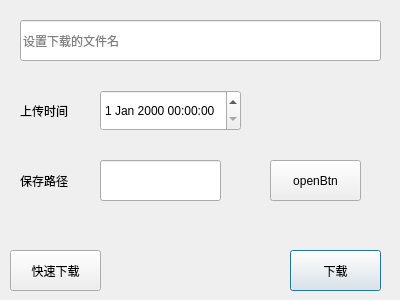
3548848289/SmartDesk, file FileBackup/ui/FileRestoreWid.ui: the form before one commit.
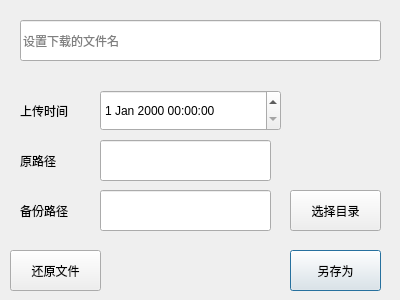
The form after the commit.

Commit message: 优化文件备份功能，还需完善

```diff
--- a/FileBackup/ui/FileRestoreWid.ui
+++ b/FileBackup/ui/FileRestoreWid.ui
@@ -18,7 +18,7 @@
     <rect>
      <x>100</x>
      <y>90</y>
-     <width>141</width>
+     <width>181</width>
      <height>41</height>
     </rect>
    </property>
@@ -46,7 +46,7 @@
     </rect>
    </property>
    <property name="text">
-    <string>下载</string>
+    <string>另存为</string>
    </property>
   </widget>
   <widget class="QLabel" name="label">
@@ -72,44 +72,67 @@
     </rect>
    </property>
    <property name="text">
-    <string>快速下载</string>
+    <string>还原文件</string>
    </property>
   </widget>
   <widget class="QLineEdit" name="lineEdit_2">
    <property name="geometry">
     <rect>
      <x>100</x>
-     <y>160</y>
-     <width>121</width>
+     <y>190</y>
+     <width>171</width>
      <height>41</height>
     </rect>
    </property>
   </widget>
+  <widget class="QLabel" name="label_3">
+   <property name="geometry">
+    <rect>
+     <x>20</x>
+     <y>190</y>
+     <width>71</width>
+     <height>41</height>
+    </rect>
+   </property>
+   <property name="text">
+    <string>备份路径</string>
+   </property>
+  </widget>
+  <widget class="QPushButton" name="pathBtn">
+   <property name="geometry">
+    <rect>
+     <x>290</x>
+     <y>190</y>
+     <width>91</width>
+     <height>41</height>
+    </rect>
+   </property>
+   <property name="text">
+    <string>选择目录</string>
+   </property>
+  </widget>
   <widget class="QLabel" name="label_2">
    <property name="geometry">
     <rect>
      <x>20</x>
-     <y>160</y>
+     <y>140</y>
      <width>71</width>
      <height>41</height>
     </rect>
    </property>
    <property name="text">
-    <string>保存路径</string>
+    <string>原路径</string>
    </property>
   </widget>
-  <widget class="QPushButton" name="dlBtn_2">
+  <widget class="QLineEdit" name="initpathEdit">
    <property name="geometry">
     <rect>
-     <x>270</x>
-     <y>160</y>
-     <width>91</width>
+     <x>100</x>
+     <y>140</y>
+     <width>171</width>
      <height>41</height>
     </rect>
    </property>
-   <property name="text">
-    <string>openBtn</string>
-   </property>
   </widget>
  </widget>
  <resources/>
```
Left out of the diff: 8 changed lines with no effect on the pictures. The commit also changes 140 other files.
